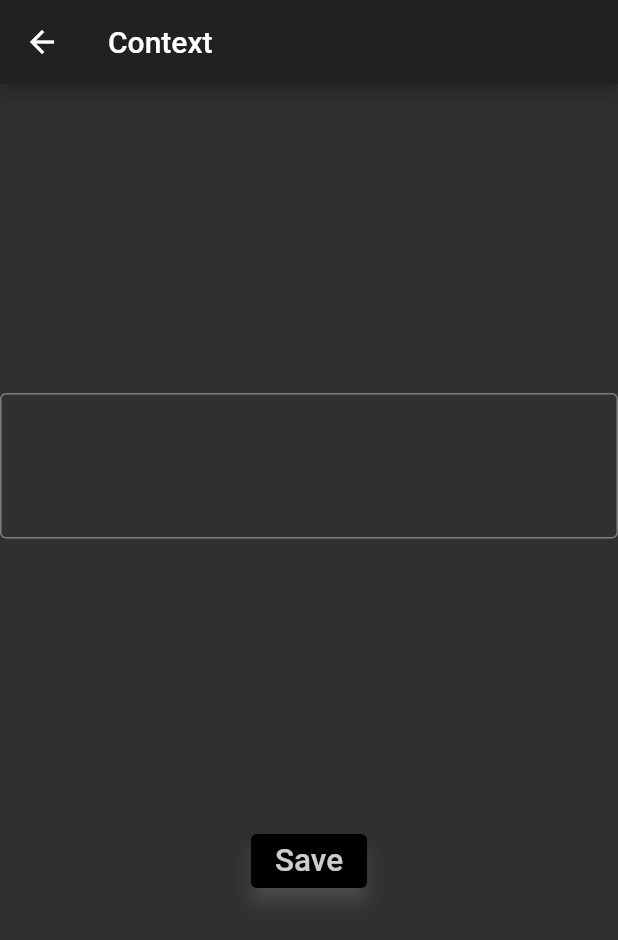
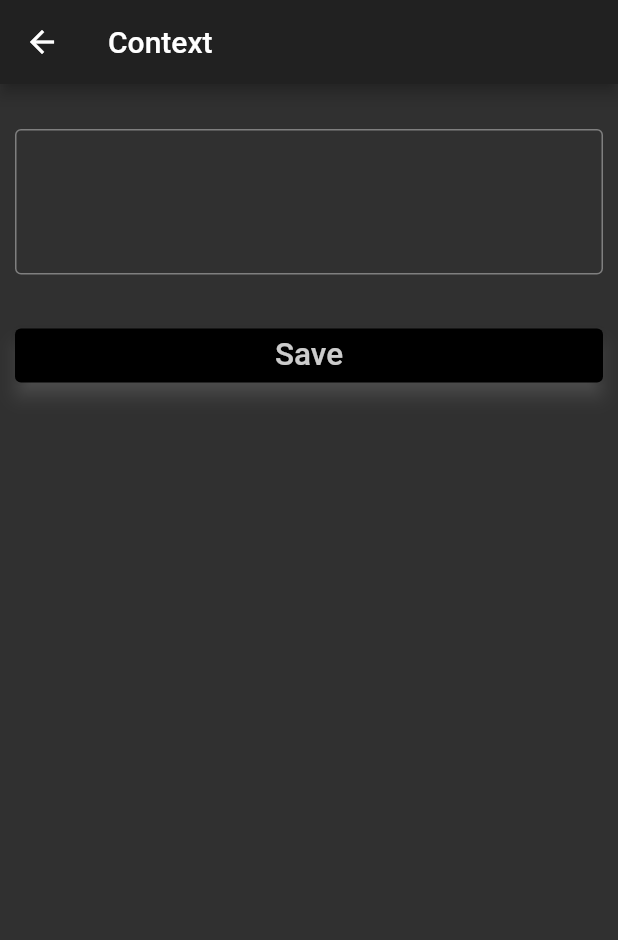
Before and after one commit to jtpatters/observations, a Flutter app: the ObservationContext screen opened by its route, on a phone screen of 412 x 824 dp. Shown: the top 940 px of the screen. Run offline on Flutter 3.47's test engine with Material 2 defaults, Android fonts, the light colour scheme and no system bars; our stand-ins replace sqflite; accounts and stored records are empty.

Commit message:
Update observation_context.dart
context ui work

```diff
--- a/lib/screens/observation_context.dart
+++ b/lib/screens/observation_context.dart
@@ -16,23 +16,23 @@ class _ObservationContext extends State<ObservationContext> {
       appBar: AppBar(
         title: Text("Context"),
       ),
-      body: Container(
-        margin: const EdgeInsets.only(bottom: 20.0),
-        child: Align(
-          alignment: Alignment.bottomCenter,
-          child: Padding(
+      body: Padding(
+        padding: EdgeInsets.only(top: 15.0, left: 10.0, right: 10.0),
+        child: ListView(
+          children: <Widget>[
+            Padding(
               padding: EdgeInsets.only(top: 15.0, bottom: 15.0),
-            child: Column(
-              mainAxisAlignment: MainAxisAlignment.spaceEvenly,
-              children: <Widget>[
-                TextField(
+              child: TextField(
                 keyboardType: TextInputType.multiline,
                 minLines: 3, //Normal textInputField will be displayed
                 maxLines: 5, // when user presses enter it will adapt to it
-                  decoration: InputDecoration(
-                      border: OutlineInputBorder(), hintText: ''),
+                decoration:
+                    InputDecoration(border: OutlineInputBorder(), hintText: ''),
               ),
-                ElevatedButton(
+            ),
+            Padding(
+              padding: EdgeInsets.only(top: 15.0, bottom: 15.0),
+              child: ElevatedButton(
                 style: ElevatedButton.styleFrom(
                   primary: Theme.of(context).primaryColorDark,
                   onPrimary: Color.fromRGBO(255, 255, 255, 0.8),
@@ -47,9 +47,8 @@ class _ObservationContext extends State<ObservationContext> {
                   setState(() {});
                 },
               ),
+            ),
           ],
-            ),
-          ),
         ),
       ),
     );
```
Lines whose indentation alone changed are shown as unchanged.
